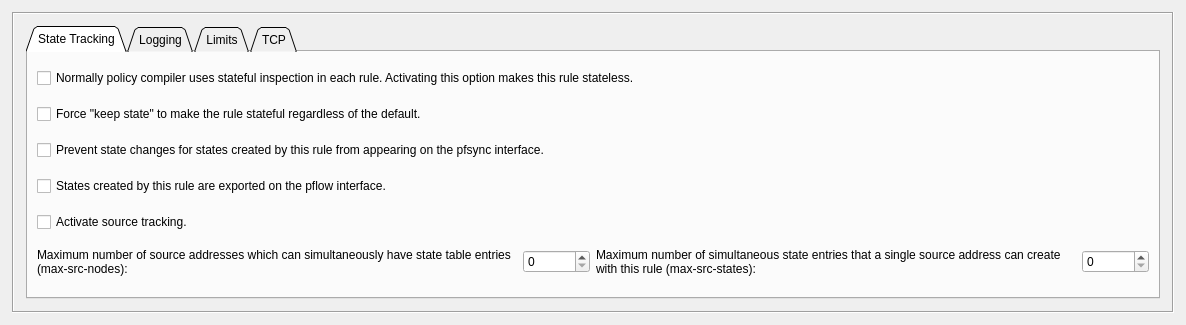
This is src/libgui/ruleoptionsdialog_q.ui in fwbuilder/fwbuilder as Qt 5 draws it before an edit. The edited form follows.
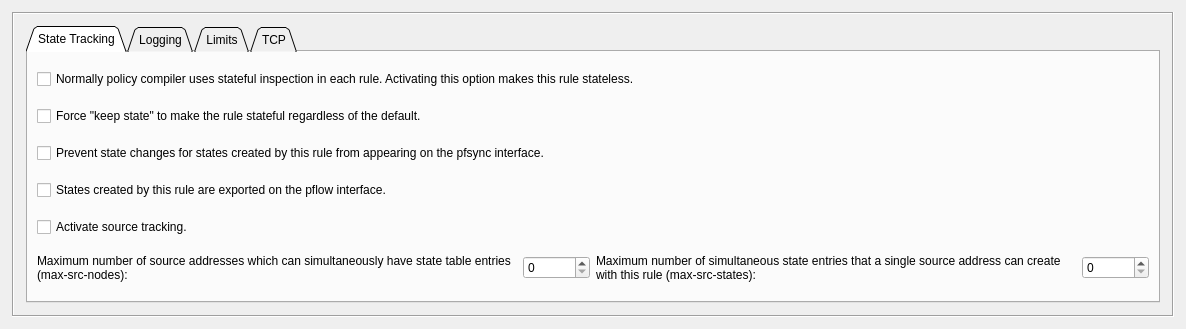
This is the edited form. The open tabs and pages were chosen to show the change.

```diff
--- a/src/libgui/ruleoptionsdialog_q.ui
+++ b/src/libgui/ruleoptionsdialog_q.ui
@@ -7,7 +7,7 @@
     <x>0</x>
     <y>0</y>
     <width>1186</width>
-    <height>325</height>
+    <height>329</height>
    </rect>
   </property>
   <property name="windowTitle">
```
Left out of the diff: 20 changed lines with no effect on the pictures.
